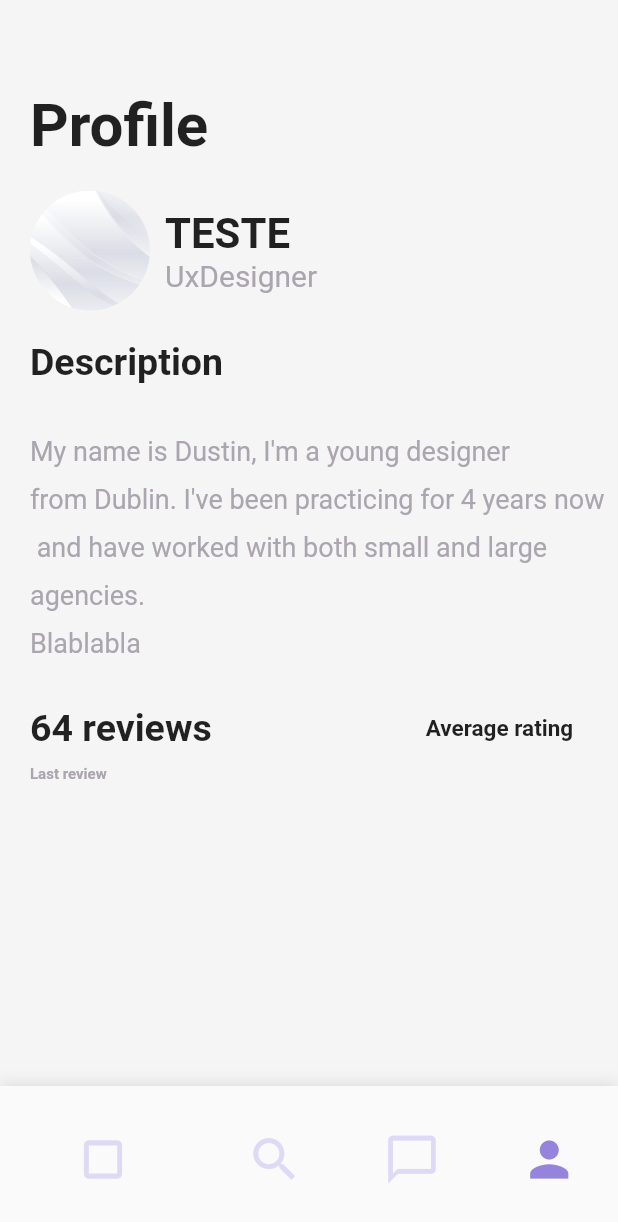
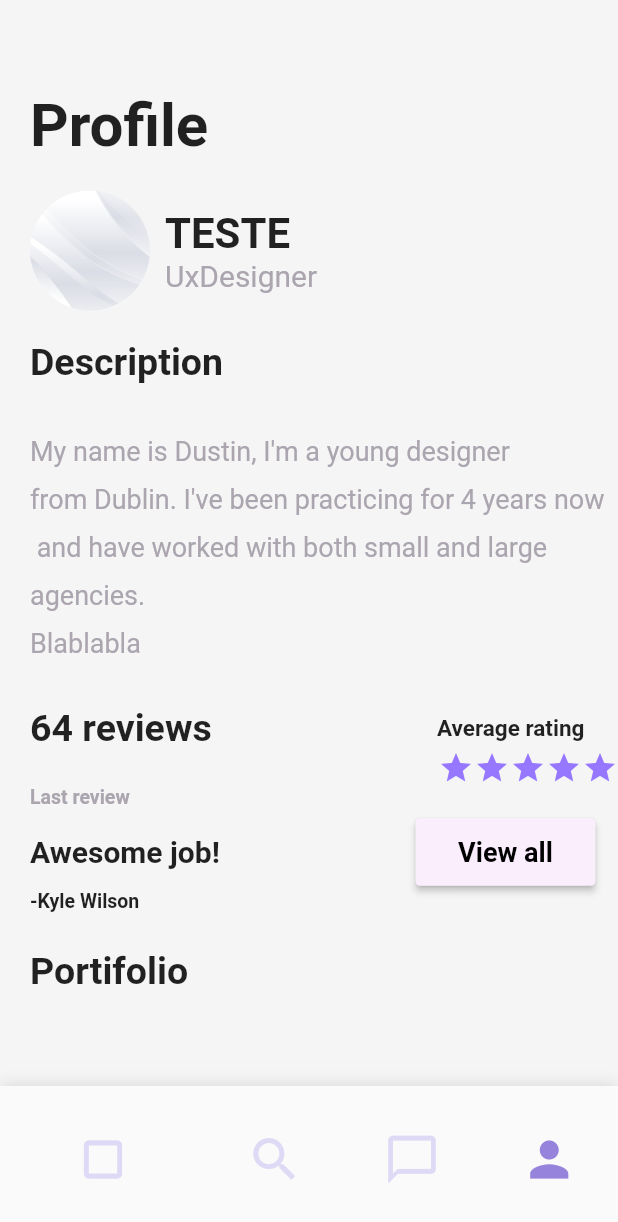
Before and after one commit to EduardoGuedes06/FLUTTER_APP_IFSP, a Flutter app: the UserProfile_page screen opened by its route, on a phone screen of 412 x 824 dp. Shown: the top 1222 px of the screen. Run offline on Flutter 3.47's test engine with Material 2 defaults, Android fonts, the phone set to English and light mode, and no system bars; our stand-ins replace font_awesome_flutter.

Commit message:
Done User

```diff
--- a/aplication/lib/Pages/UserProfile_page.dart
+++ b/aplication/lib/Pages/UserProfile_page.dart
@@ -110,6 +110,9 @@ class UserProfile_page extends StatelessWidget {
                       ),
                     ),
                     SizedBox(height: 30.0),
+                    Column(
+                      crossAxisAlignment: CrossAxisAlignment.start,
+                      children: [
                         Row(
                           mainAxisAlignment: MainAxisAlignment.spaceBetween,
                           children: [
@@ -121,7 +124,7 @@ class UserProfile_page extends StatelessWidget {
                               ),
                             ),
                             Text(
-                          'Average rating        ',
+                              'Average rating      ',
                               style: TextStyle(
                                 fontSize: 15.0,
                                 fontWeight: FontWeight.bold,
@@ -129,13 +132,77 @@ class UserProfile_page extends StatelessWidget {
                             ),
                           ],
                         ),
-                    SizedBox(height: 10.0),
+                        SizedBox(
+                          width: 10.0,
+                        ),
+                        Row(
+                          mainAxisAlignment: MainAxisAlignment.end,
+                          children: List.generate(5, (index) {
+                            return Icon(
+                              Icons.star,
+                              color: Color.fromRGBO(150, 119, 255, 1.0),
+                              size: 24.0,
+                            );
+                          }),
+                        ),
+                      ],
+                    ),
                     Text(
                       'Last review',
                       style: TextStyle(
-                        fontSize: 10.0,
+                        fontSize: 13.0,
                         fontWeight: FontWeight.bold,
                         color: Color.fromRGBO(171, 165, 175, 1.0),
+                      ),
+                    ),
+                    SizedBox(height: 5.0),
+                    Row(
+                      mainAxisAlignment: MainAxisAlignment.spaceBetween,
+                      children: [
+                        Text(
+                          'Awesome job!',
+                          style: TextStyle(
+                            fontSize: 20.0,
+                            fontWeight: FontWeight.bold,
+                          ),
+                        ),
+                        Padding(
+                          padding: EdgeInsets.only(right: 15.0),
+                          child: ElevatedButton(
+                            onPressed: () {},
+                            style: ElevatedButton.styleFrom(
+                              primary: Color.fromRGBO(250, 238, 252, 1),
+                              shape: RoundedRectangleBorder(
+                                borderRadius: BorderRadius.circular(3.0),
+                              ),
+                              minimumSize: Size(120, 45),
+                            ),
+                            child: Text(
+                              'View all',
+                              style: TextStyle(
+                                color: Colors.black,
+                                fontSize: 18.0,
+                                fontWeight: FontWeight.bold,
+                              ),
+                            ),
+                          ),
+                        ),
+                      ],
+                    ),
+                    SizedBox(height: 1.0),
+                    Text(
+                      '-Kyle Wilson',
+                      style: TextStyle(
+                        fontSize: 13.0,
+                        fontWeight: FontWeight.bold,
+                      ),
+                    ),
+                    SizedBox(height: 25.0),
+                    Text(
+                      'Portifolio',
+                      style: TextStyle(
+                        fontSize: 25.0,
+                        fontWeight: FontWeight.bold,
                       ),
                     ),
                   ],
```
Lines whose indentation alone changed are shown as unchanged.
